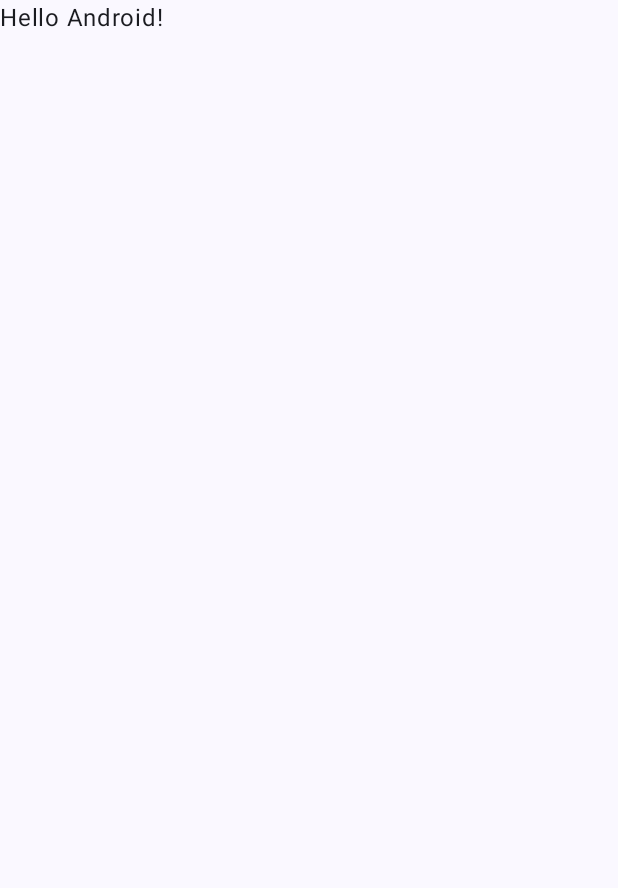
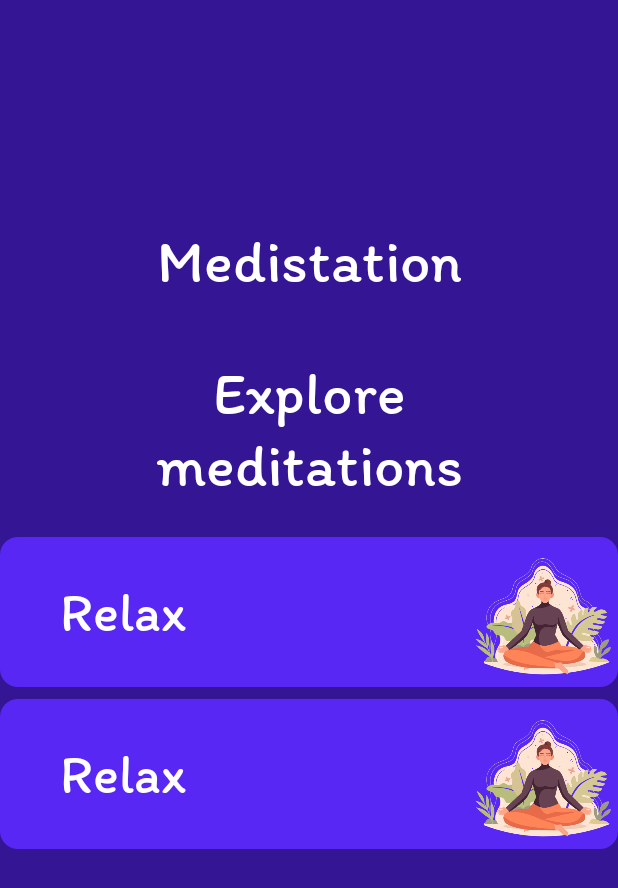
Before and after one commit to Initye/Medistation_MeditationApp, an Android app built with Jetpack Compose: the screen it shows after launch (MainActivity), on a phone screen of 412 x 824 dp. Before the commit the part shown is almost empty. Shown: the top 888 px of the screen. Run offline under Robolectric (Android 15) with nearby library versions, the phone set to English and light mode, and no system bars.

```diff
--- a/app/build.gradle.kts
+++ b/app/build.gradle.kts
@@ -56,4 +56,9 @@ dependencies {
     androidTestImplementation(libs.androidx.ui.test.junit4)
     debugImplementation(libs.androidx.ui.tooling)
     debugImplementation(libs.androidx.ui.test.manifest)
+
+    val nav_version = "2.9.0"
+
+    // Jetpack Compose integration
+    implementation("androidx.navigation:navigation-compose:$nav_version")
 }
--- a/app/src/main/java/com/example/medistation/MainActivity.kt
+++ b/app/src/main/java/com/example/medistation/MainActivity.kt
@@ -1,5 +1,6 @@
 package com.example.medistation
 
+import android.annotation.SuppressLint
 import android.os.Bundle
 import androidx.activity.ComponentActivity
 import androidx.activity.compose.setContent
@@ -9,39 +10,39 @@ import androidx.compose.foundation.layout.padding
 import androidx.compose.material3.Scaffold
 import androidx.compose.material3.Text
 import androidx.compose.runtime.Composable
+import androidx.compose.runtime.LaunchedEffect
 import androidx.compose.ui.Modifier
 import androidx.compose.ui.tooling.preview.Preview
+import androidx.navigation.compose.NavHost
+import androidx.navigation.compose.composable
+import androidx.navigation.compose.rememberNavController
+import com.example.medistation.ui.pages.MeditationPage
+import com.example.medistation.ui.pages.StartPage
 import com.example.medistation.ui.theme.MedistationTheme
+import kotlinx.coroutines.delay
 
 class MainActivity : ComponentActivity() {
+    @SuppressLint("UnusedMaterial3ScaffoldPaddingParameter")
     override fun onCreate(savedInstanceState: Bundle?) {
         super.onCreate(savedInstanceState)
         enableEdgeToEdge()
         setContent {
-            MedistationTheme {
-                Scaffold(modifier = Modifier.fillMaxSize()) { innerPadding ->
-                    Greeting(
-                        name = "Android",
-                        modifier = Modifier.padding(innerPadding)
-                    )
+            val navController = rememberNavController()
+            NavHost(navController = navController, startDestination = "startPage", builder = {
+                composable("startPage") {
+                    StartPage(navController)
+                }
+                composable("meditationPage") {
+                    MeditationPage()
+                }
+            })
+            //Start from startPage and go to meditationPage after delay
+            LaunchedEffect(Unit) {
+                delay(4000)
+                navController.navigate("meditationPage") {
+                    popUpTo("startPage") { inclusive = true }
                 }
             }
         }
     }
 }
-
-@Composable
-fun Greeting(name: String, modifier: Modifier = Modifier) {
-    Text(
-        text = "Hello $name!",
-        modifier = modifier
-    )
-}
-
-@Preview(showBackground = true)
-@Composable
-fun GreetingPreview() {
-    MedistationTheme {
-        Greeting("Android")
-    }
-}
--- a/app/src/main/java/com/example/medistation/ui/pages/MeditationsPage.kt
+++ b/app/src/main/java/com/example/medistation/ui/pages/MeditationsPage.kt
@@ -10,6 +10,7 @@ import androidx.compose.foundation.layout.fillMaxSize
 import androidx.compose.foundation.layout.fillMaxWidth
 import androidx.compose.foundation.layout.height
 import androidx.compose.foundation.layout.padding
+import androidx.compose.foundation.lazy.LazyColumn
 import androidx.compose.material3.Text
 import androidx.compose.runtime.Composable
 import androidx.compose.ui.Alignment
@@ -24,6 +25,7 @@ import androidx.compose.ui.unit.dp
 import androidx.compose.ui.unit.sp
 import androidx.compose.ui.zIndex
 import com.example.medistation.R
+import com.example.medistation.ui.meditationSelect.Element
 import com.example.medistation.ui.theme.BackgroundPage
 import com.example.medistation.ui.theme.itimFont
 
@@ -52,11 +54,19 @@ fun MeditationPage(modifier: Modifier = Modifier) {
             Spacer(modifier.padding(20.dp))
             Text(
                 text = "Explore\nmeditations",
+                textAlign = TextAlign.Center,
                 fontSize = 40.sp,
                 color = Color.White,
                 fontFamily = itimFont, fontWeight = FontWeight.Normal
             )
+            Spacer(Modifier.height(24.dp))
             //Place to implement buttons for selection of meditation
+            LazyColumn {
+                items(2) {
+                    Element()
+                    Spacer(Modifier.height(8.dp))
+                }
+            }
         }
     }
 }
--- a/app/src/main/java/com/example/medistation/ui/pages/StartPage.kt
+++ b/app/src/main/java/com/example/medistation/ui/pages/StartPage.kt
@@ -24,13 +24,14 @@ import androidx.compose.ui.tooling.preview.Preview
 import androidx.compose.ui.unit.dp
 import androidx.compose.ui.unit.sp
 import androidx.compose.ui.zIndex
+import androidx.navigation.NavController
 import com.example.medistation.R
 import com.example.medistation.ui.theme.BackgroundPage
 import com.example.medistation.ui.theme.itimFont
 
 
 @Composable
-fun StartPage(modifier: Modifier = Modifier) {
+fun StartPage(navController: NavController, modifier: Modifier = Modifier) {
     Box (
         modifier = modifier
             .fillMaxSize()
@@ -85,5 +86,8 @@ fun StartPage(modifier: Modifier = Modifier) {
 @Preview
 @Composable
 fun StartPagePreview() {
-    StartPage()
+    StartPage(
+        navController = TODO(),
+        modifier = TODO()
+    )
 }
```
